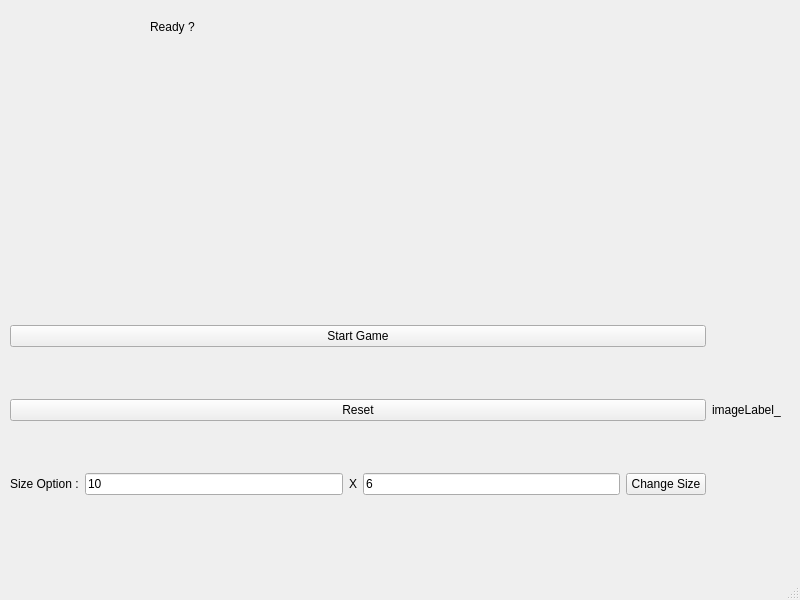
Old version of the form ApplicationLabyrinthe/Labyrinthe/mainwindow.ui in the repository SamuelTauleigne/LabyrinthProject.
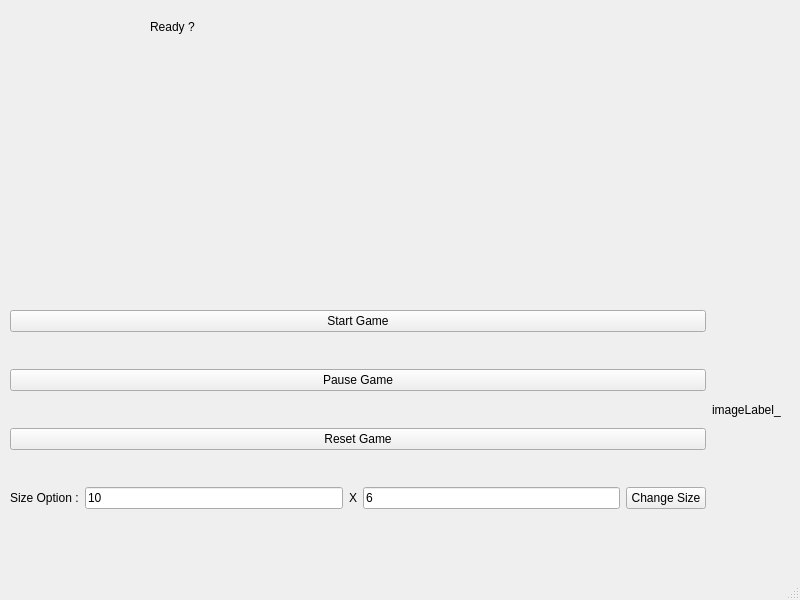
New version of the form.

Commit message: [FEA] Control Buttons : Add Start, Pause, Reset on Timer Control

```diff
--- a/ApplicationLabyrinthe/Labyrinthe/mainwindow.ui
+++ b/ApplicationLabyrinthe/Labyrinthe/mainwindow.ui
@@ -65,10 +65,17 @@
            </property>
           </widget>
          </item>
+         <item>
+          <widget class="QPushButton" name="pausePushButton">
+           <property name="text">
+            <string>Pause Game</string>
+           </property>
+          </widget>
+         </item>
          <item>
           <widget class="QPushButton" name="resetPushButton">
            <property name="text">
-            <string>Reset</string>
+            <string>Reset Game</string>
            </property>
           </widget>
          </item>
```
The commit also changes 2 other files.
